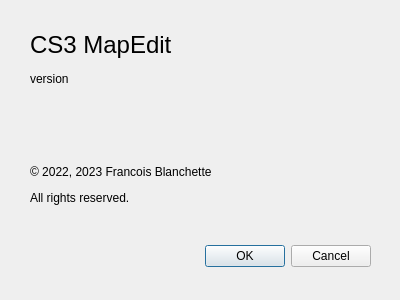
This is dlgabout.ui in cfrankb/cs3-map-edit as Qt 5 draws it before an edit. The edited form follows.
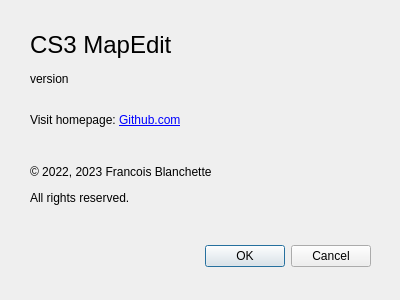
This is the edited form. Icons and pictures are not drawn.

Commit message: add homepage link in about dialog

```diff
--- a/dlgabout.ui
+++ b/dlgabout.ui
@@ -96,6 +96,25 @@
     <string>version</string>
    </property>
   </widget>
+  <widget class="QLabel" name="label_4">
+   <property name="geometry">
+    <rect>
+     <x>30</x>
+     <y>110</y>
+     <width>211</width>
+     <height>21</height>
+    </rect>
+   </property>
+   <property name="text">
+    <string>&lt;html&gt;&lt;head/&gt;&lt;body&gt;&lt;p&gt;Visit homepage: &lt;a href=&quot;https://github.com/cfrankb/cs3-map-edit&quot;&gt;&lt;span style=&quot; text-decoration: underline; color:#0000ff;&quot;&gt;Github.com&lt;/span&gt;&lt;/a&gt;&lt;/p&gt;&lt;/body&gt;&lt;/html&gt;</string>
+   </property>
+   <property name="textFormat">
+    <enum>Qt::AutoText</enum>
+   </property>
+   <property name="openExternalLinks">
+    <bool>true</bool>
+   </property>
+  </widget>
  </widget>
  <resources>
   <include location="mapedit.qrc"/>
```
